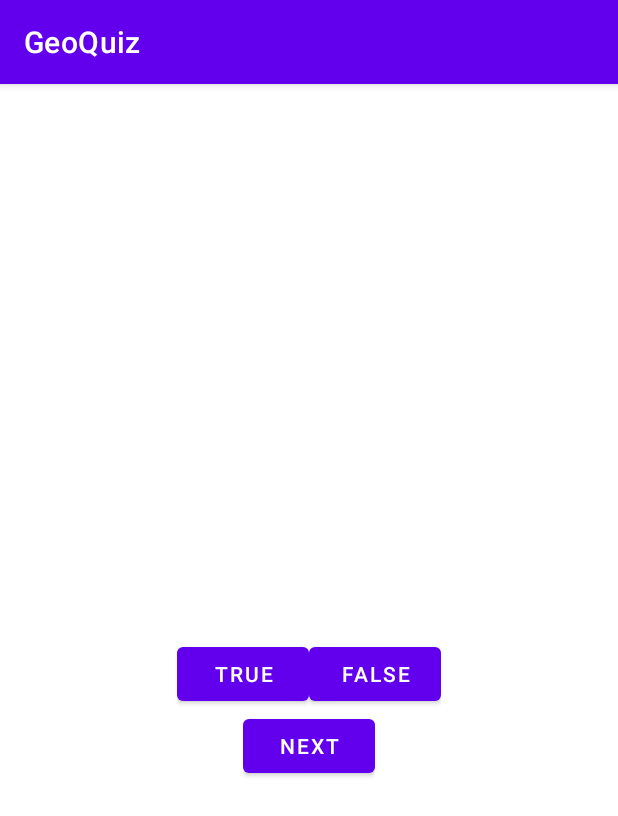
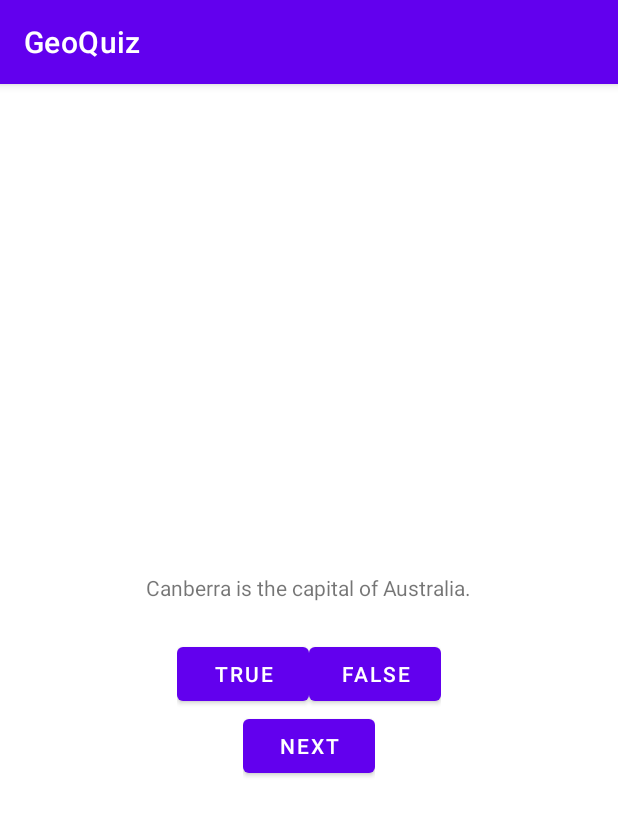
Before and after one commit to shaynguyen/Android-Programming, an Android app: the screen it shows after launch (MainActivity), after a tap on "TRUE", on a phone screen of 412 x 824 dp. Shown: the top 816 px of the screen. Run offline under Robolectric (Android 15) with nearby library versions, the phone set to English and light mode, and no system bars.

Commit message:
2: Update the controller layer

```diff
--- a/geoquiz/src/main/java/com/bignerdranch/android/geoquiz/MainActivity.kt
+++ b/geoquiz/src/main/java/com/bignerdranch/android/geoquiz/MainActivity.kt
@@ -4,26 +4,61 @@ import androidx.appcompat.app.AppCompatActivity
 import android.os.Bundle
 import android.view.View
 import android.widget.Button
+import android.widget.TextView
 import android.widget.Toast
 
 class MainActivity : AppCompatActivity() {
     private lateinit var trueButton: Button
     private lateinit var falseButton: Button
+    private lateinit var nextButton: Button
+    private lateinit var questionTextView: TextView
+
+    private val questionBank = listOf(
+        Question(R.string.question_australia, true),
+        Question(R.string.question_oceans, true),
+        Question(R.string.question_mideast, false),
+        Question(R.string.question_africa, false),
+        Question(R.string.question_americas, true),
+        Question(R.string.question_asia, true)
+    )
+
+    private var currentIndex = 0
 
     override fun onCreate(savedInstanceState: Bundle?) {
         super.onCreate(savedInstanceState)
         setContentView(R.layout.activity_main)
 
+        questionTextView = findViewById(R.id.question_text_view)
         trueButton = findViewById(R.id.true_button)
         falseButton = findViewById(R.id.false_button)
+        nextButton = findViewById(R.id.next_button)
 
         trueButton.setOnClickListener { view: View ->
-            Toast.makeText(this, R.string.correct_toast, Toast.LENGTH_SHORT).show()
+            checkAnswer(true)
         }
 
         falseButton.setOnClickListener { view: View ->
-            Toast.makeText(this, R.string.incorrect_toast, Toast.LENGTH_SHORT).show()
+            checkAnswer(false)
         }
 
+        nextButton.setOnClickListener { view: View ->
+            currentIndex = (currentIndex + 1) % questionBank.size
+            updateQuestion()
+        }
+
+        updateQuestion()
+    }
+
+    private fun updateQuestion() {
+        val questionResId = questionBank[currentIndex].textResId
+        questionTextView.setText(questionResId)
+    }
+
+    private fun checkAnswer(userAnswer: Boolean) {
+        if(userAnswer == questionBank[currentIndex].answer) {
+            Toast.makeText(this, R.string.correct_toast, Toast.LENGTH_SHORT).show()
+        } else {
+            Toast.makeText(this, R.string.incorrect_toast, Toast.LENGTH_SHORT) .show()
+        }
     }
 }
```
